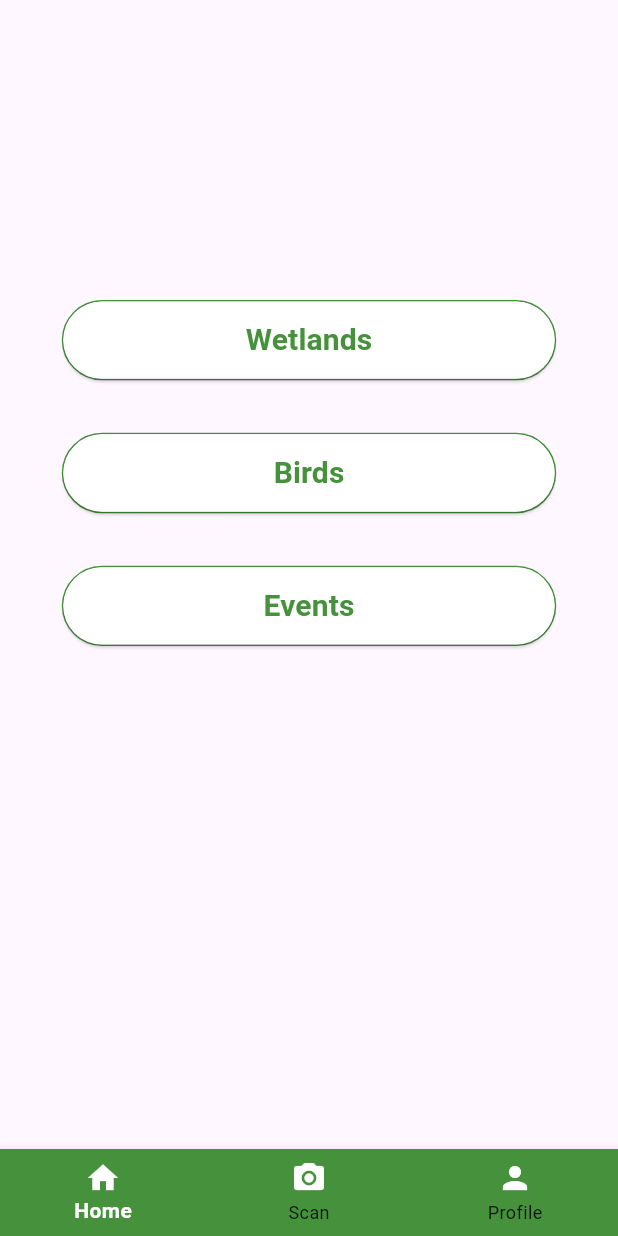
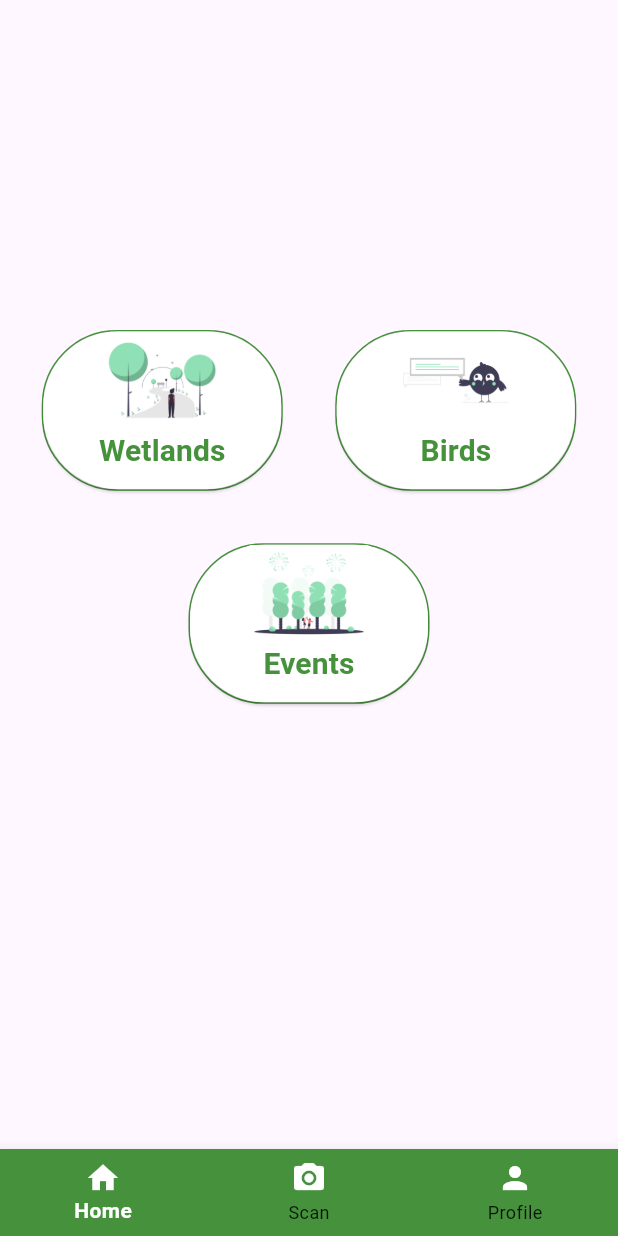
Before and after one commit to qadis1dev/wetland, a Flutter app: the screen it shows after launch, on a phone screen of 412 x 824 dp. Run offline on Flutter 3.47's test engine with Material 3 defaults, Android fonts, the light colour scheme and no system bars; our stand-ins replace cloud_firestore, cloud_functions, firebase_auth, firebase_core, google_sign_in; accounts and stored records are empty.

Commit message:
home page design

```diff
--- a/lib/screens/home.dart
+++ b/lib/screens/home.dart
@@ -1,3 +1,5 @@
+// ignore_for_file: prefer_const_literals_to_create_immutables
+
 import 'package:app/screens/birds.dart';
 import 'package:app/screens/wetlands.dart';
 import 'package:flutter/material.dart';
@@ -19,12 +21,15 @@ class _HomeState extends State<Home> {
         child: Column(
           children: [
             SizedBox(
-              height: 200,
+              height: 220,
             ),
+            Row(
+              mainAxisAlignment: MainAxisAlignment.center,
+              children: [
                 Center(
                   child: Container(
-                width: widthSize*0.8,
-                height: heightSize * 0.065,
+                    width: widthSize*0.39,
+                    height: heightSize * 0.13,
                     decoration: BoxDecoration(
                       border: Border.all(color: Color(0xFF46923c)),
                       borderRadius: BorderRadius.circular(50),
@@ -44,7 +49,17 @@ class _HomeState extends State<Home> {
                           borderRadius: BorderRadius.circular(50),
                         ),
                       ),
-                  child: Text(
+                      child: Column(
+                        children: [
+                          ClipRRect(
+                            borderRadius: BorderRadius.circular(8),
+                            child: Image.asset(
+                              "assets/images/undraw_through_the_park_lxnl.png",
+                              width: 90,
+                              height: 65,
+                            ),
+                          ),
+                          Text(
                             "Wetlands",
                             style: TextStyle(
                               color: Color(0xFF46923c),
@@ -52,16 +67,18 @@ class _HomeState extends State<Home> {
                               fontSize: 20
                             ),
                           ),
+                        ],
+                      )
                     ),
                   ),
                 ),
                 SizedBox(
-              height: 35,
+                  width: 35,
                 ),
                 Center(
                   child: Container(
-                width: widthSize*0.8,
-                height: heightSize * 0.065,
+                    width: widthSize*0.39,
+                    height: heightSize * 0.13,
                     decoration: BoxDecoration(
                       border: Border.all(color: Color(0xFF46923c)),
                       borderRadius: BorderRadius.circular(50),
@@ -81,7 +98,17 @@ class _HomeState extends State<Home> {
                           borderRadius: BorderRadius.circular(50),
                         ),
                       ),
-                  child: Text(
+                      child: Column(
+                        children: [
+                          ClipRRect(
+                            borderRadius: BorderRadius.circular(8),
+                            child: Image.asset(
+                              "assets/images/undraw_quick_chat_re_bit5.png",
+                              width: 90,
+                              height: 65,
+                            ),
+                          ),
+                          Text(
                             "Birds",
                             style: TextStyle(
                               color: Color(0xFF46923c),
@@ -89,16 +116,20 @@ class _HomeState extends State<Home> {
                               fontSize: 20
                             ),
                           ),
+                        ],
+                      )
                     ),
                   ),
+                ),
+              ],
             ),
             SizedBox(
               height: 35,
             ),
             Center(
               child: Container(
-                width: widthSize*0.8,
-                height: heightSize * 0.065,
+                width: widthSize*0.39,
+                height: heightSize * 0.13,
                 decoration: BoxDecoration(
                   border: Border.all(color: Color(0xFF46923c)),
                   borderRadius: BorderRadius.circular(50),
@@ -112,7 +143,17 @@ class _HomeState extends State<Home> {
                       borderRadius: BorderRadius.circular(50),
                     ),
                   ),
-                  child: Text(
+                  child: Column(
+                    children: [
+                      ClipRRect(
+                        borderRadius: BorderRadius.circular(8),
+                        child: Image.asset(
+                          "assets/images/undraw_festivities_tvvj.png",
+                          width: 90,
+                          height: 65,
+                        ),
+                      ),
+                      Text(
                         "Events",
                         style: TextStyle(
                           color: Color(0xFF46923c),
@@ -120,6 +161,8 @@ class _HomeState extends State<Home> {
                           fontSize: 20
                         ),
                       ),
+                    ],
+                  )
                 ),
               ),
             ),
--- a/pubspec.yaml
+++ b/pubspec.yaml
@@ -71,6 +71,9 @@ flutter:
     - assets/images/GIcon.png
     - assets/images/googleIcon.png
     - assets/images/person.png
+    - assets/images/undraw_through_the_park_lxnl.png
+    - assets/images/undraw_festivities_tvvj.png
+    - assets/images/undraw_quick_chat_re_bit5.png
 
   # An image asset can refer to one or more resolution-specific "variants", see
   # https://flutter.dev/assets-and-images/#resolution-aware
```
Lines whose indentation alone changed are shown as unchanged.
